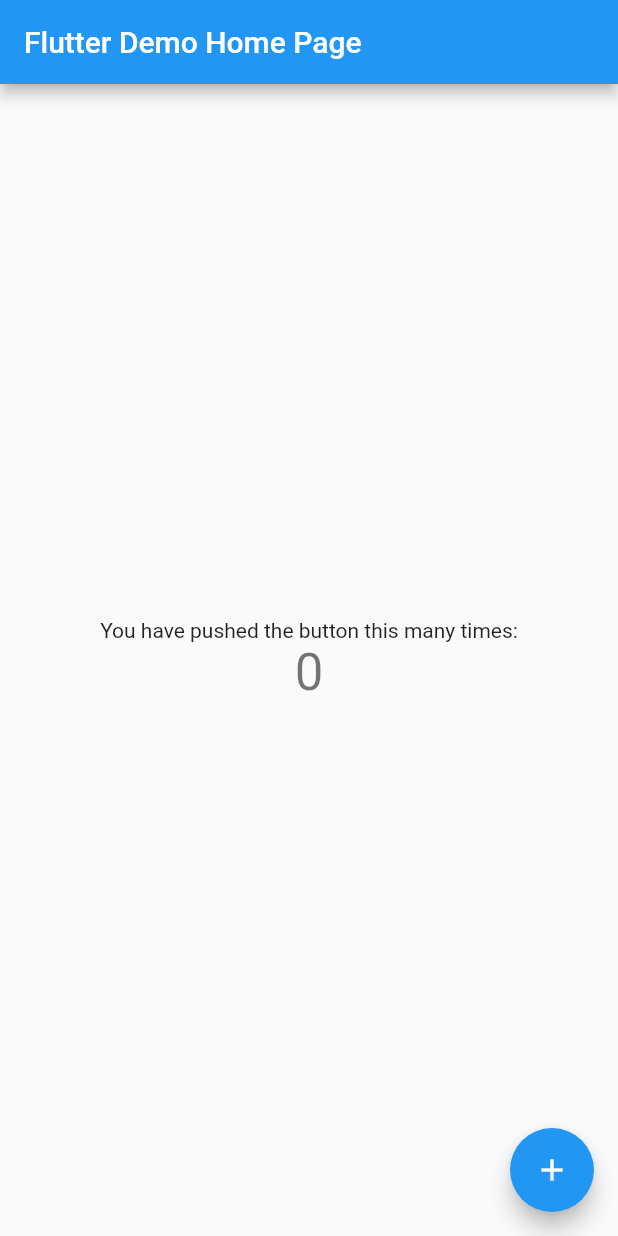
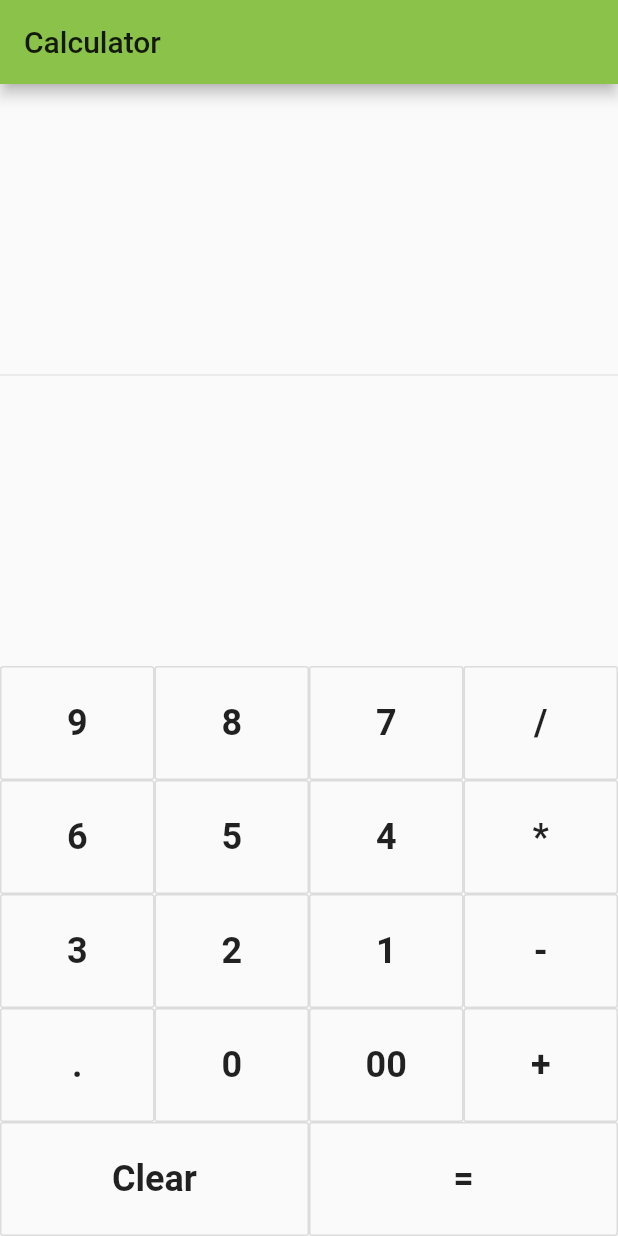
Before and after one commit to suriya-1403/Flutter-app, a Flutter app: the screen it shows after launch, on a phone screen of 412 x 824 dp. Run offline on Flutter 3.47's test engine with Material 2 defaults, Android fonts, the phone set to English and light mode, and no system bars.

Commit message:
Build: added the buttons to the app

```diff
--- a/calculator_app/lib/main.dart
+++ b/calculator_app/lib/main.dart
@@ -11,103 +11,90 @@
     return MaterialApp(
       title: 'Flutter Demo',
       theme: ThemeData(
-        // This is the theme of your application.
-        //
-        // Try running your application with "flutter run". You'll see the
-        // application has a blue toolbar. Then, without quitting the app, try
-        // changing the primarySwatch below to Colors.green and then invoke
-        // "hot reload" (press "r" in the console where you ran "flutter run",
-        // or simply save your changes to "hot reload" in a Flutter IDE).
-        // Notice that the counter didn't reset back to zero; the application
-        // is not restarted.
-        primarySwatch: Colors.blue,
+        primarySwatch: Colors.lightGreen,
       ),
-      home: MyHomePage(title: 'Flutter Demo Home Page'),
+      home: MyHomePage(title: 'Calculator'),
     );
   }
 }
 
 class MyHomePage extends StatefulWidget {
   MyHomePage({Key key, this.title}) : super(key: key);
-
-  // This widget is the home page of your application. It is stateful, meaning
-  // that it has a State object (defined below) that contains fields that affect
-  // how it looks.
-
-  // This class is the configuration for the state. It holds the values (in this
-  // case the title) provided by the parent (in this case the App widget) and
-  // used by the build method of the State. Fields in a Widget subclass are
-  // always marked "final".
-
   final String title;
-
   @override
   _MyHomePageState createState() => _MyHomePageState();
 }
 
 class _MyHomePageState extends State<MyHomePage> {
-  int _counter = 0;
 
-  void _incrementCounter() {
-    setState(() {
-      // This call to setState tells the Flutter framework that something has
-      // changed in this State, which causes it to rerun the build method below
-      // so that the display can reflect the updated values. If we changed
-      // _counter without calling setState(), then the build method would not be
-      // called again, and so nothing would appear to happen.
-      _counter++;
-    });
+  Widget buildButton(String x){
+    return new Expanded(
+                  child: new OutlineButton(
+                  child: new Text(x,
+                  style: TextStyle(
+                    fontSize: 24.0,
+                    fontWeight: FontWeight.bold,
+                  ),
+                  ),
+                  onPressed: () => {},
+                  padding: new EdgeInsets.all(24.00),
+                ),
+              );
   }
 
   @override
   Widget build(BuildContext context) {
-    // This method is rerun every time setState is called, for instance as done
-    // by the _incrementCounter method above.
-    //
-    // The Flutter framework has been optimized to make rerunning build methods
-    // fast, so that you can just rebuild anything that needs updating rather
-    // than having to individually change instances of widgets.
     return Scaffold(
-      appBar: AppBar(
-        // Here we take the value from the MyHomePage object that was created by
-        // the App.build method, and use it to set our appbar title.
-        title: Text(widget.title),
-      ),
-      body: Center(
-        // Center is a layout widget. It takes a single child and positions it
-        // in the middle of the parent.
-        child: Column(
-          // Column is also a layout widget. It takes a list of children and
-          // arranges them vertically. By default, it sizes itself to fit its
-          // children horizontally, and tries to be as tall as its parent.
-          //
-          // Invoke "debug painting" (press "p" in the console, choose the
-          // "Toggle Debug Paint" action from the Flutter Inspector in Android
-          // Studio, or the "Toggle Debug Paint" command in Visual Studio Code)
-          // to see the wireframe for each widget.
-          //
-          // Column has various properties to control how it sizes itself and
-          // how it positions its children. Here we use mainAxisAlignment to
-          // center the children vertically; the main axis here is the vertical
-          // axis because Columns are vertical (the cross axis would be
-          // horizontal).
-          mainAxisAlignment: MainAxisAlignment.center,
-          children: <Widget>[
-            Text(
-              'You have pushed the button this many times:',
+        appBar: AppBar(
+          title: Text(widget.title),
+        ),
+        body: new Container(
+            child: new Column(children: <Widget>[
+            new Expanded(child: new Divider(),
             ),
-            Text(
-              '$_counter',
-              style: Theme.of(context).textTheme.headline4,
-            ),
-          ],
-        ),
-      ),
-      floatingActionButton: FloatingActionButton(
-        onPressed: _incrementCounter,
-        tooltip: 'Increment',
-        child: Icon(Icons.add),
-      ), // This trailing comma makes auto-formatting nicer for build methods.
-    );
+
+            new Column(
+              children: [
+                Row(
+                  children: [
+                    buildButton("9"),
+                    buildButton("8"),
+                    buildButton("7"),
+                    buildButton("/"),
+                  ],
+                ),
+                Row(
+                  children: [
+                    buildButton("6"),
+                    buildButton("5"),
+                    buildButton("4"),
+                    buildButton("*"),
+                  ],
+                ),
+                Row(
+                  children: [
+                    buildButton("3"),
+                    buildButton("2"),
+                    buildButton("1"),
+                    buildButton("-"),
+                  ],
+                ),
+                Row(
+                  children: [
+                    buildButton("."),
+                    buildButton("0"),
+                    buildButton("00"),
+                    buildButton("+"),
+                  ],
+                ),
+                Row(
+                  children: [
+                    buildButton("Clear"),
+                    buildButton("="),
+                  ],
+                ),
+              ],
+            )
+        ])));
   }
 }
```
